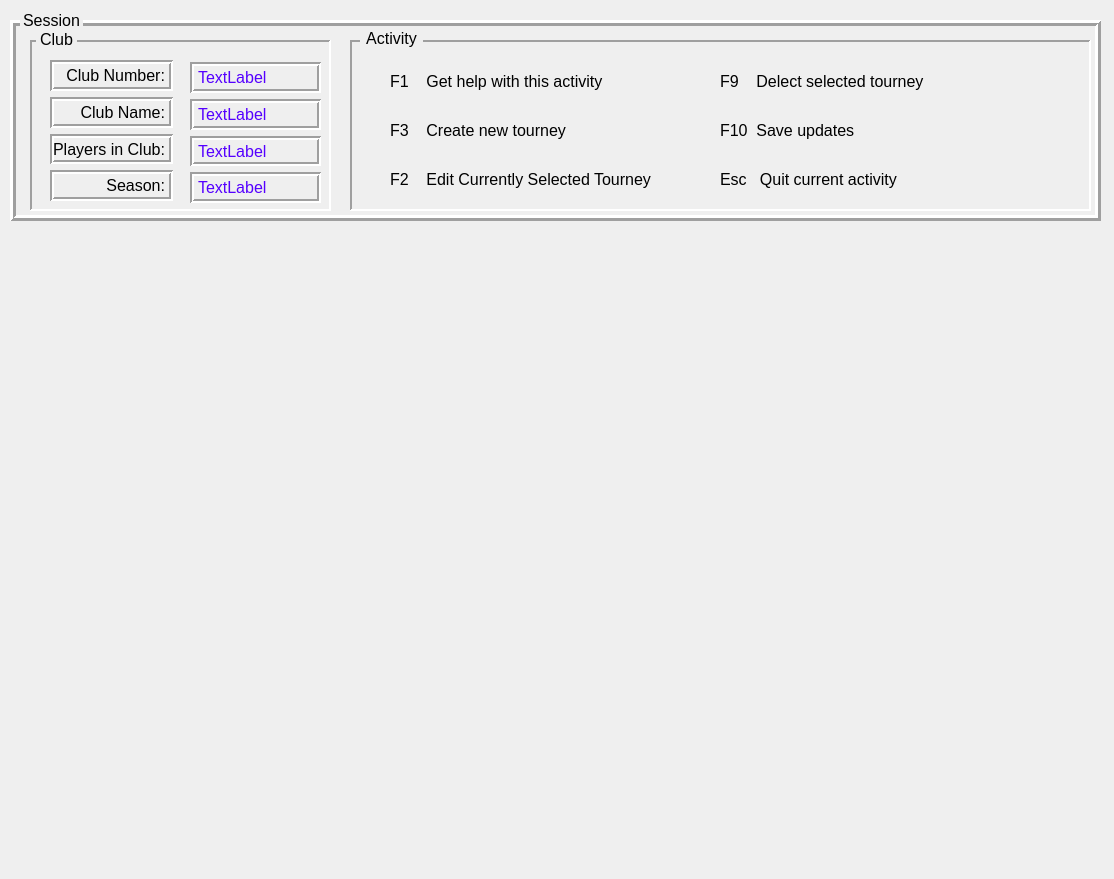
Old version of the form CribbageQt/UI/CribbageV1_1_Tourneys_Activity.ui in the repository mwycombe/CribbageQt.
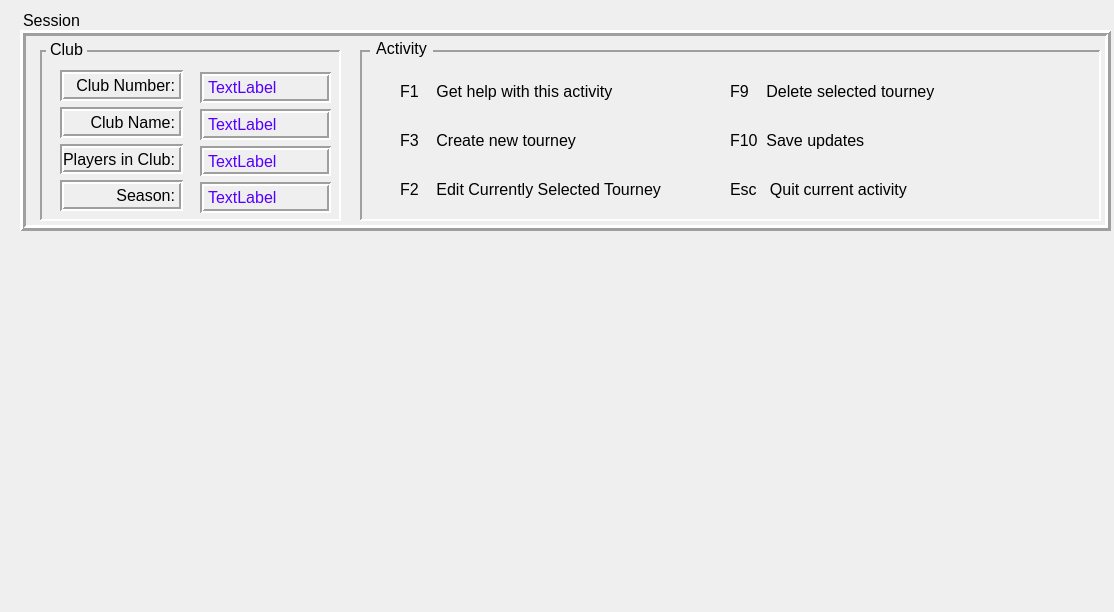
New version of the form.

Commit message: working on stacked  activity widgets

```diff
--- a/CribbageQt/UI/CribbageV1_1_Tourneys_Activity.ui
+++ b/CribbageQt/UI/CribbageV1_1_Tourneys_Activity.ui
@@ -7,7 +7,7 @@
     <x>0</x>
     <y>0</y>
     <width>1114</width>
-    <height>879</height>
+    <height>612</height>
    </rect>
   </property>
   <property name="font">
@@ -31,8 +31,8 @@
    <widget class="QFrame" name="sessionPanel">
     <property name="geometry">
      <rect>
-      <x>10</x>
-      <y>20</y>
+      <x>20</x>
+      <y>30</y>
       <width>1091</width>
       <height>201</height>
      </rect>
@@ -309,7 +309,7 @@
        <item>
         <widget class="QLabel" name="playersF9ActivityLabel">
          <property name="text">
-          <string>F9    Delect selected tourney</string>
+          <string>F9    Delete selected tourney</string>
          </property>
         </widget>
        </item>
```
The commit also changes 7 other files.
